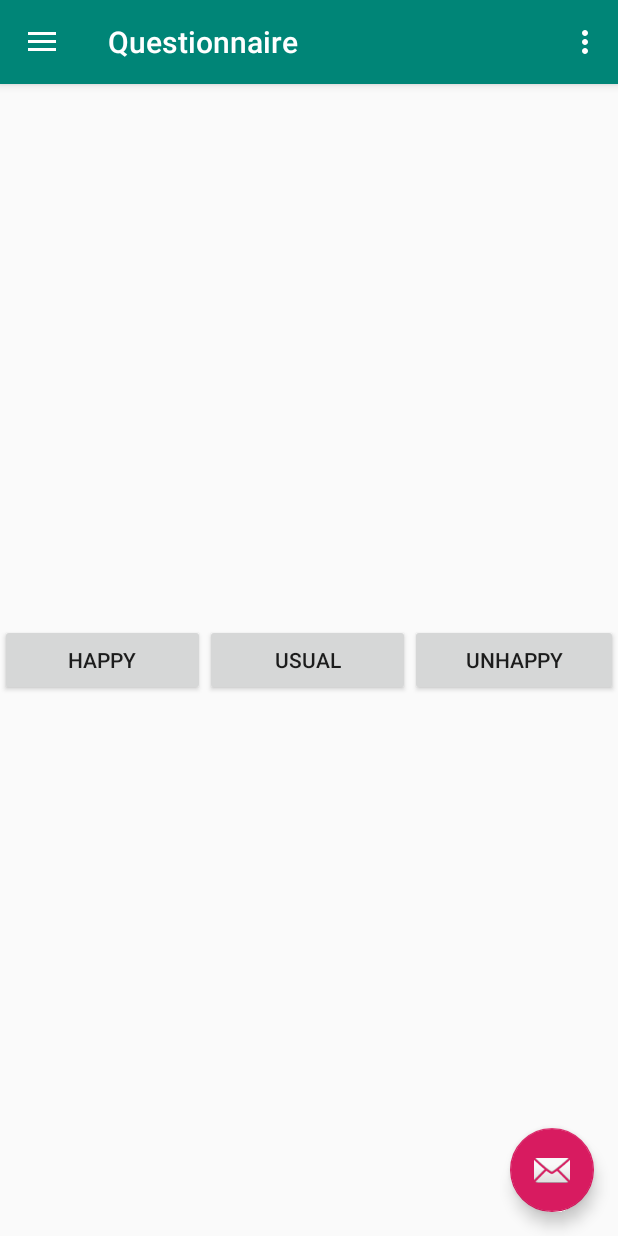
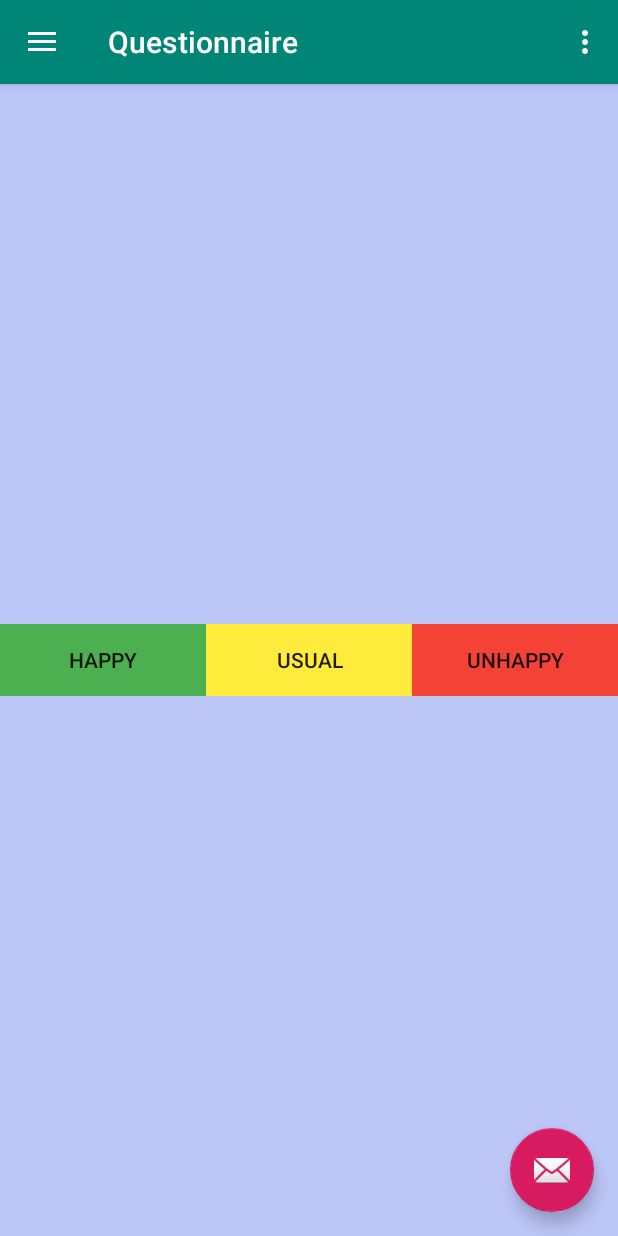
Before and after one commit to YakushevRoman/Questionnaire, an Android app: the screen it shows after launch (QuestionnaireActivity), after a tap on "THIS IS 1", on a phone screen of 412 x 824 dp. Run offline under Robolectric (Android 15) with nearby library versions, the phone set to English and light mode, and no system bars.

Commit message:
commit 7 - color

```diff
--- a/app/src/main/res/layout/fragment_questionnaire.xml
+++ b/app/src/main/res/layout/fragment_questionnaire.xml
@@ -2,6 +2,7 @@
 <LinearLayout
     xmlns:android="http://schemas.android.com/apk/res/android"
     android:orientation="horizontal"
+    android:background="@color/background"
     android:layout_width="match_parent"
     android:layout_height="match_parent">
 
@@ -14,17 +15,20 @@
             android:id="@+id/happy_button"
             android:layout_weight="1"
             android:text="Happy"
+            android:background="@color/happy"
             android:layout_width="wrap_content"
             android:layout_height="wrap_content" />
         <Button
             android:id="@+id/usual_button"
             android:layout_weight="1"
             android:text="Usual"
+            android:background="@color/usual"
             android:layout_width="wrap_content"
             android:layout_height="wrap_content" />
         <Button
             android:id="@+id/unhappy_button"
             android:layout_weight="1"
+            android:background="@color/unhappy"
             android:text="Unhappy"
             android:layout_width="wrap_content"
             android:layout_height="wrap_content" />
--- a/app/src/main/res/values/colors.xml
+++ b/app/src/main/res/values/colors.xml
@@ -3,4 +3,8 @@
     <color name="colorPrimary">#008577</color>
     <color name="colorPrimaryDark">#00574B</color>
     <color name="colorAccent">#D81B60</color>
+    <color name="background">#3F0029ED</color>
+    <color name="happy">#4CAF50</color>
+    <color name="usual">#FFEB3B</color>
+    <color name="unhappy">#F44336</color>
 </resources>
```
